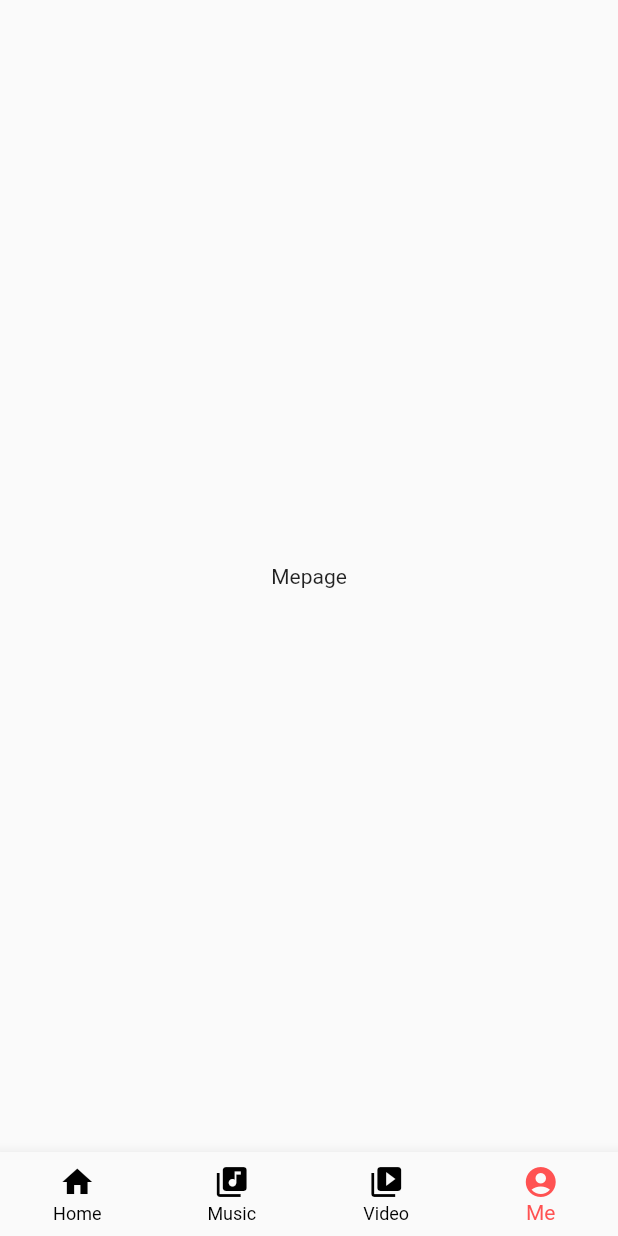
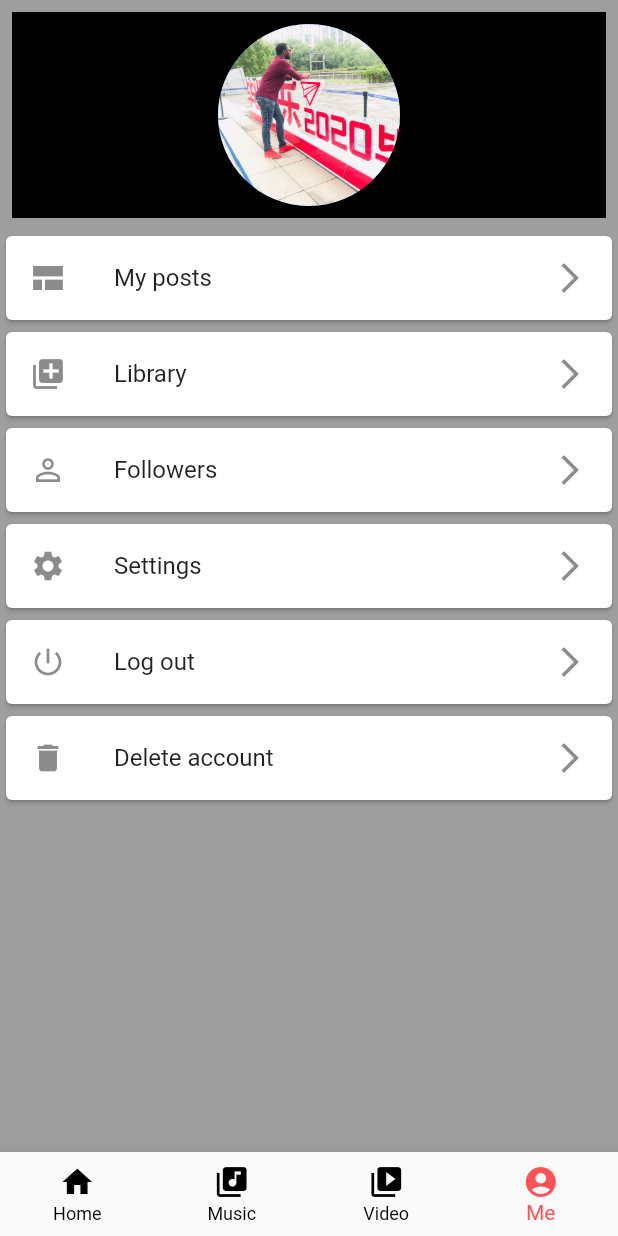
Before and after one commit to elsanal/Afrovibes-music-app-with-flutter, a Flutter app: the screen it shows after launch, item 4 of the bottom bar chosen, on a phone screen of 412 x 824 dp. Run offline on Flutter 3.47's test engine with Material 2 defaults, Android fonts, the phone set to English and light mode, and no system bars; our stand-ins replace flutter_screenutil; statements that could not run were skipped.

Commit message:
This is my africa good vibes app

```diff
--- a/lib/main.dart
+++ b/lib/main.dart
@@ -10,6 +10,7 @@ class MyApp extends StatelessWidget {
   @override
   Widget build(BuildContext context) {
     return MaterialApp(
+      debugShowCheckedModeBanner: false,
       title: 'AfroVibes',
       home: Homepage(),
     );
--- a/lib/pages/Homepage.dart
+++ b/lib/pages/Homepage.dart
@@ -21,7 +21,6 @@ class _HomepageState extends State<Homepage> {
   @override
   Widget build(BuildContext context) {
     return Scaffold(
-
       body: Center(
         child: pageList[_currentIndex],
       ),
--- a/lib/pages/Mepage.dart
+++ b/lib/pages/Mepage.dart
@@ -8,9 +8,92 @@ class Mepage extends StatefulWidget {
 class _MepageState extends State<Mepage> {
   @override
   Widget build(BuildContext context) {
-    return Scaffold(
-      body: Container(
-        child: Center(child: Text("Mepage"),),
+    final mediaquery  = MediaQuery.of(context).size.width;
+    return SafeArea(
+      child: Scaffold(
+        backgroundColor: Colors.grey[200],
+        body: Container(
+          color: Colors.grey[500],
+          child: ListView(
+            children: <Widget>[
+              Center(
+                child: new Container(
+                  color: Colors.black,
+                  height: mediaquery*(1/3),
+                  width: mediaquery,
+                  margin: EdgeInsets.all(8),
+                  padding: EdgeInsets.all(8),
+                  child: FittedBox(
+                    child: CircleAvatar(
+                      backgroundImage: new AssetImage("assets/profile.jpeg"),
+                    ),
+                  ),
+                ),
+              ),
+              new ListView(
+                shrinkWrap: true,
+                //physics: ClampingScrollPhysics(),
+                children: <Widget>[
+                    Card(
+                      child: new ListTile(
+                        leading: Icon(Icons.view_comfy),
+                        title: Text("My posts"),
+                        trailing: Icon(Icons.arrow_forward_ios),
+                        onTap: (){},
+                      ),
+                      color: Colors.white,
+                    ),
+                  Card(
+                    child: new ListTile(
+                      leading: Icon(Icons.library_add),
+                      title: Text("Library"),
+                      trailing: Icon(Icons.arrow_forward_ios),
+                      onTap: (){},
+                    ),
+                    color: Colors.white,
+                  ),
+                  Card(
+                    child: new ListTile(
+                      leading: Icon(Icons.person_outline),
+                      title: Text("Followers"),
+                      trailing: Icon(Icons.arrow_forward_ios),
+                      onTap: (){},
+                    ),
+                    color: Colors.white,
+                  ),
+                  Card(
+                    child: new ListTile(
+                      leading: Icon(Icons.settings),
+                      title: Text("Settings"),
+                      trailing: Icon(Icons.arrow_forward_ios),
+                      onTap: (){},
+                    ),
+                    color: Colors.white,
+                  ),
+
+                  Card(
+                    child: new ListTile(
+                      leading: Icon(Icons.power_settings_new),
+                      title: Text("Log out"),
+                      trailing: Icon(Icons.arrow_forward_ios),
+                      onTap: (){},
+                    ),
+                    color: Colors.white,
+                  ),
+                  Card(
+                    child: new ListTile(
+                      leading: Icon(Icons.delete),
+                      title: Text("Delete account"),
+                      trailing: Icon(Icons.arrow_forward_ios),
+                      onTap: (){},
+                    ),
+                    color: Colors.white,
+                  ),
+                ],
+              )
+            ],
+          ),
+        )
       ),
     );
   }
```
Also changed, not shown: lib/pages/Homepagebody.dart (+20 -3 lines), lib/sharedPage/bodyView.dart (added, +13 -0 lines), lib/sharedPage/searchBar.dart (added, +58 -0 lines), lib/staticPage/TextFieldDeco.dart (added, +12 -0 lines), pubspec.yaml (+4 -3 lines), assets/profile.jpeg (added), lib/sharedPage/contentDetail.dart (added), lib/sharedPage/makeComment.dart (added), lib/sharedPage/showComment.dart (added), pubspec.lock, 3 other files.
